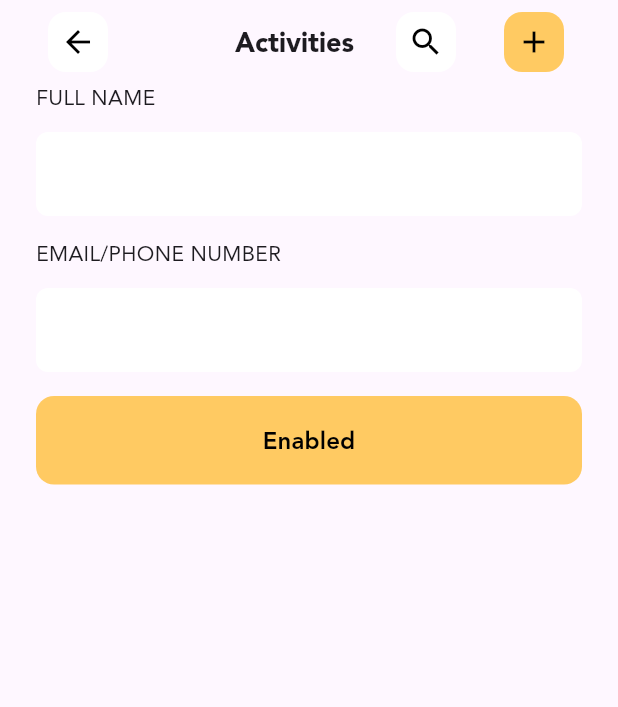
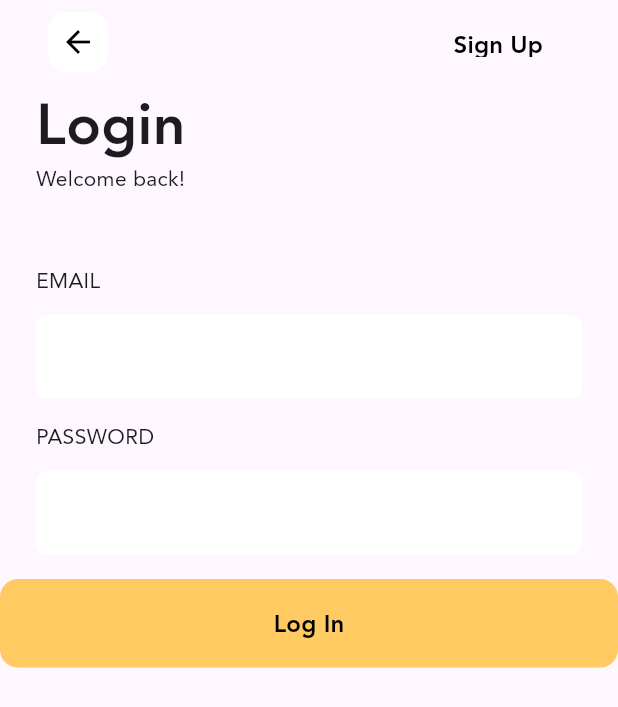
Before and after one commit to CarlosMendonca/flutter-frotend, a Flutter app: the screen it shows after launch, on a phone screen of 412 x 824 dp. Shown: the top 707 px of the screen. Run offline on Flutter 3.47's test engine with Material 3 defaults, Android fonts, the phone set to English and light mode, and no system bars.

Commit message:
feat: login page

```diff
--- a/lib/main.dart
+++ b/lib/main.dart
@@ -2,7 +2,7 @@ import 'package:flutter/material.dart';
 import 'package:juntos/pages/home.dart';
 import 'package:juntos/pages/home_dark.dart';
 import 'package:juntos/pages/button_styles.dart';
-import 'package:juntos/pages/playground.dart';
+import 'package:juntos/pages/login.dart';
 
 void main() {
   runApp(const MyApp());
@@ -35,12 +35,16 @@ class MyApp extends StatelessWidget {
                 borderRadius: BorderRadius.circular(12),
               ),
             ),
+            ghost: TextButton.styleFrom(
+              backgroundColor: Colors.transparent,
+              foregroundColor: Colors.black,
+            ),
           ),
         ],
         fontFamily: "AvenirLT",
       ),
       // home: Playground(),
-      home: HomePage(),
+      home: LoginPage(),
     );
   }
 }
--- a/lib/pages/button_styles.dart
+++ b/lib/pages/button_styles.dart
@@ -4,17 +4,20 @@ import 'package:flutter/material.dart';
 class AppButtonStyles extends ThemeExtension<AppButtonStyles> {
   final ButtonStyle? primary;
   final ButtonStyle? secondary;
+  final ButtonStyle? ghost;
 
   const AppButtonStyles({
     required this.primary,
     required this.secondary,
+    required this.ghost,
   });
 
   @override
-  AppButtonStyles copyWith({ButtonStyle? primary, ButtonStyle? secondary}) {
+  AppButtonStyles copyWith({ButtonStyle? primary, ButtonStyle? secondary, ButtonStyle? ghost}) {
     return AppButtonStyles(
       primary: primary ?? this.primary,
       secondary: secondary ?? this.secondary,
+      ghost: ghost ?? this.ghost,
     );
   }
 
@@ -24,6 +27,7 @@ class AppButtonStyles extends ThemeExtension<AppButtonStyles> {
     return AppButtonStyles(
       primary: ButtonStyle.lerp(primary, other.primary, t),
       secondary: ButtonStyle.lerp(secondary, other.secondary, t),
+      ghost: ButtonStyle.lerp(ghost, other.ghost, t),
     );
   }
 }
--- /dev/null
+++ b/lib/pages/login.dart
@@ -0,0 +1,59 @@
+import 'package:flutter/material.dart';
+import 'package:juntos/pages/button_styles.dart';
+import 'package:juntos/widgets/fairpay_form_button.dart';
+import 'package:juntos/widgets/fairpay_form_field.dart';
+
+class LoginPage extends StatelessWidget {
+  const LoginPage({super.key});
+
+  @override
+  Widget build(BuildContext context) {
+    final buttonStyles = Theme.of(context).extension<AppButtonStyles>()!;
+
+    return Scaffold(
+      appBar: AppBar(
+        leadingWidth: 104,
+        titleSpacing: 0,
+        actionsPadding: EdgeInsets.only(right: 32),
+        centerTitle: true,
+
+        leading: IconButton(style: buttonStyles.secondary, onPressed: () {}, icon: const Icon(Icons.arrow_back),),
+
+        title: null,
+        actions: [
+          TextButton(
+            style: buttonStyles.ghost?.copyWith(
+              padding: const WidgetStatePropertyAll(EdgeInsets.all(18)),
+            ),
+            onPressed: () {},
+            child: const Text(
+              "Sign Up",
+              style: TextStyle(fontSize: 16, fontWeight: FontWeight.w700),
+            ),
+          ),
+        ],
+      ),
+      body: Column(
+        crossAxisAlignment: CrossAxisAlignment.start,
+        children: [
+          Padding(
+            padding: const EdgeInsets.symmetric(horizontal: 24),
+            child: Column(
+              crossAxisAlignment: CrossAxisAlignment.start,
+              children: [
+                Text("Login", style: const TextStyle(fontSize: 38, fontWeight: FontWeight.w700)),
+                Text("Welcome back!"),
+                SizedBox(height: 48),
+                FairpayFormField(label: 'EMAIL'),
+                SizedBox(height: 16),
+                FairpayFormField(label: 'PASSWORD'),
+                SizedBox(height: 16),
+              ],
+            ),
+          ),
+          FairpayFormButton(label: 'Log In', onPressed: () {}),
+        ],
+      ),
+    );
+  }
+}
```
